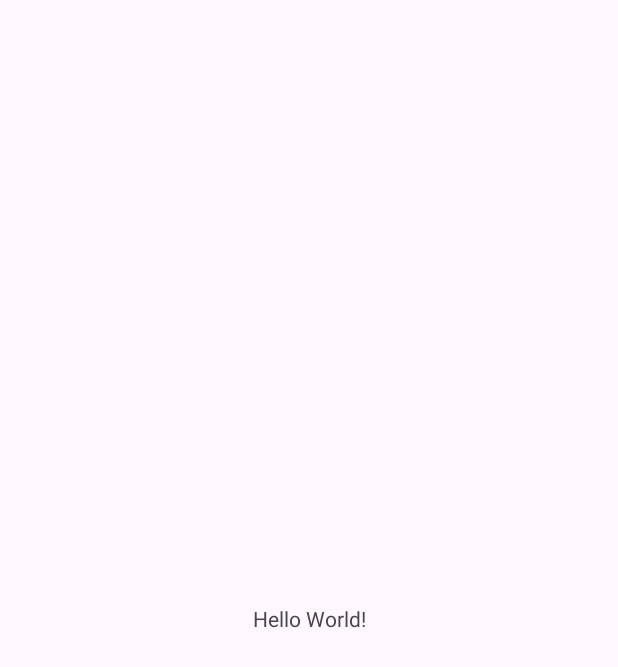
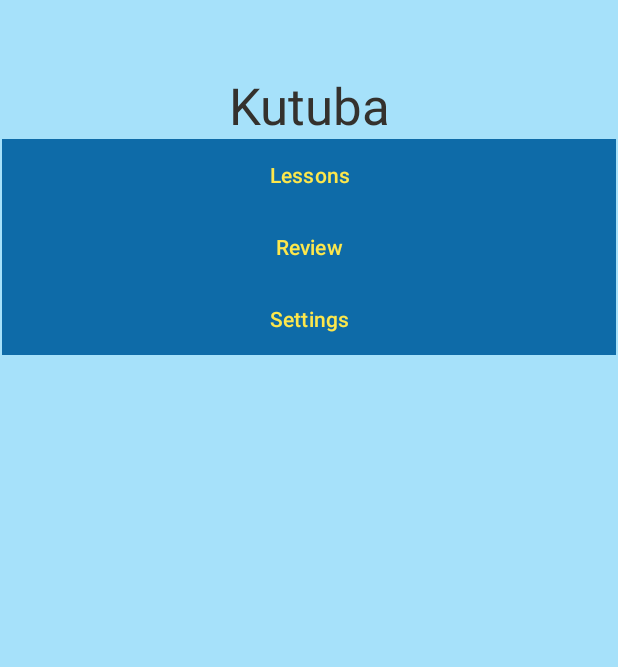
Before and after one commit to plutoniumcat/Kutuba, an Android app: the screen it shows after launch (MainActivity), on a phone screen of 412 x 824 dp. Before the commit the part shown is almost empty. Shown: the top 667 px of the screen. Run offline under Robolectric (Android 15) with nearby library versions, the phone set to English and light mode, and no system bars.

Commit message:
Add main menu elements

```diff
--- a/app/src/main/res/layout/activity_main.xml
+++ b/app/src/main/res/layout/activity_main.xml
@@ -4,15 +4,50 @@
     xmlns:tools="http://schemas.android.com/tools"
     android:layout_width="match_parent"
     android:layout_height="match_parent"
+    android:background="@color/secondary"
     tools:context=".MainActivity">
 
-    <TextView
-        android:layout_width="wrap_content"
-        android:layout_height="wrap_content"
-        android:text="Hello World!"
+    <LinearLayout
+        android:layout_width="409dp"
+        android:layout_height="729dp"
+        android:orientation="vertical"
         app:layout_constraintBottom_toBottomOf="parent"
         app:layout_constraintEnd_toEndOf="parent"
         app:layout_constraintStart_toStartOf="parent"
-        app:layout_constraintTop_toTopOf="parent" />
+        app:layout_constraintTop_toTopOf="parent">
 
+        <TextView
+            android:id="@+id/app_name"
+            android:layout_width="match_parent"
+            android:layout_height="wrap_content"
+            android:text="@string/app_name"
+            android:textAlignment="center"
+            android:textAppearance="@style/TextAppearance.AppCompat.Display1"
+            android:textColor="@color/heading" />
+
+        <Button
+            android:id="@+id/main_menu_lessons"
+            android:layout_width="match_parent"
+            android:layout_height="wrap_content"
+            android:background="@color/primary"
+            android:text="@string/main_menu_lessons"
+            android:textColor="@color/contrast" />
+
+        <Button
+            android:id="@+id/main_menu_review"
+            android:layout_width="match_parent"
+            android:layout_height="wrap_content"
+            android:background="@color/primary"
+            android:textColor="@color/contrast"
+            android:text="@string/main_menu_review" />
+
+        <Button
+            android:id="@+id/main_menu_settings"
+            android:layout_width="match_parent"
+            android:layout_height="wrap_content"
+            android:background="@color/primary"
+            android:backgroundTint="@color/primary"
+            android:text="@string/main_menu_settings"
+            android:textColor="@color/contrast" />
+    </LinearLayout>
 </androidx.constraintlayout.widget.ConstraintLayout>
--- a/app/src/main/res/values-night/themes.xml
+++ b/app/src/main/res/values-night/themes.xml
@@ -3,5 +3,8 @@
     <style name="Base.Theme.Kutuba" parent="Theme.Material3.DayNight.NoActionBar">
         <!-- Customize your dark theme here. -->
         <!-- <item name="colorPrimary">@color/my_dark_primary</item> -->
+        <item name="colorPrimary">@color/primary</item>
+        <item name="colorSecondary">@color/secondary</item>
+        <item name="colorAccent">@color/contrast</item>
     </style>
 </resources>
--- a/app/src/main/res/values/colors.xml
+++ b/app/src/main/res/values/colors.xml
@@ -2,4 +2,9 @@
 <resources>
     <color name="black">#FF000000</color>
     <color name="white">#FFFFFFFF</color>
+    <color name="text">#14110F</color>
+    <color name="heading">#34312D</color>
+    <color name="primary">#0E6BA8</color>
+    <color name="contrast">#FDE74C</color>
+    <color name="secondary">#A6E1FA</color>
 </resources>
--- a/app/src/main/res/values/strings.xml
+++ b/app/src/main/res/values/strings.xml
@@ -1,3 +1,6 @@
 <resources>
     <string name="app_name">Kutuba</string>
+    <string name="main_menu_lessons">Lessons</string>
+    <string name="main_menu_review">Review</string>
+    <string name="main_menu_settings">Settings</string>
 </resources>
--- a/app/src/main/res/values/themes.xml
+++ b/app/src/main/res/values/themes.xml
@@ -3,6 +3,9 @@
     <style name="Base.Theme.Kutuba" parent="Theme.Material3.DayNight.NoActionBar">
         <!-- Customize your light theme here. -->
         <!-- <item name="colorPrimary">@color/my_light_primary</item> -->
+        <item name="colorPrimary">@color/primary</item>
+        <item name="colorSecondary">@color/secondary</item>
+        <item name="colorAccent">@color/contrast</item>
     </style>
 
     <style name="Theme.Kutuba" parent="Base.Theme.Kutuba" />
```
